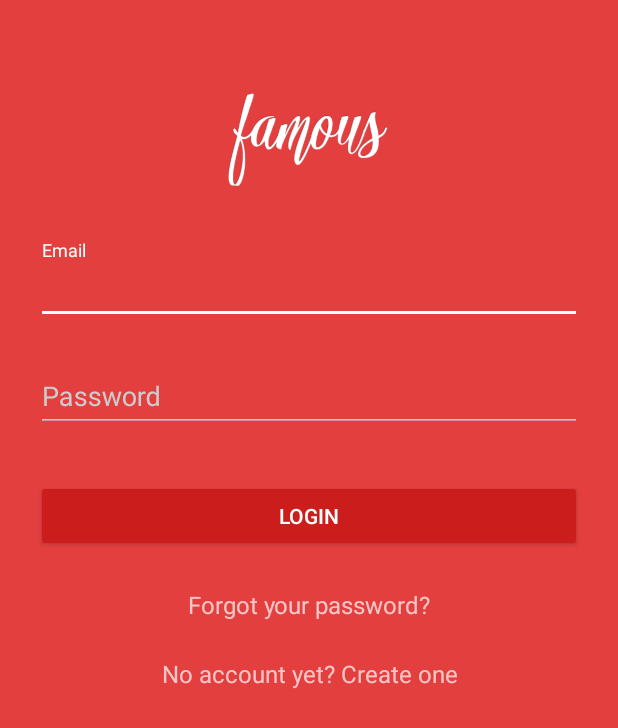
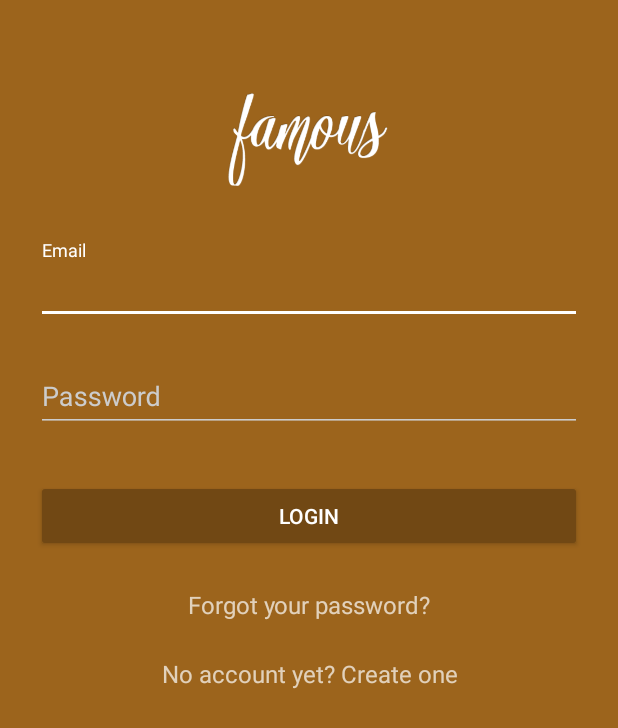
Before and after one commit to tonnymusyoka/Starbaks, an Android app: the screen it shows after launch (LoginActivity), on a phone screen of 412 x 824 dp. Shown: the top 728 px of the screen. Run offline under Robolectric (Android 15) with nearby library versions, the phone set to English and light mode, and no system bars; our stand-ins replace Firebase (no records; nobody signed in at launch, a user with empty details on screens opened directly).

Commit message:
bulk commit

```diff
--- /dev/null
+++ b/app/src/main/java/tony/com/starbaks/SplashScreen.java
@@ -0,0 +1,38 @@
+package tony.com.starbaks;
+
+import androidx.appcompat.app.AppCompatActivity;
+
+import android.content.Intent;
+import android.os.Bundle;
+import android.os.Handler;
+
+public class SplashScreen extends AppCompatActivity {
+
+    // Splash screen timer
+    private static int SPLASH_TIME_OUT = 3000;
+
+    @Override
+    protected void onCreate(Bundle savedInstanceState) {
+        super.onCreate(savedInstanceState);
+        setContentView(R.layout.activity_splash_screen);
+
+        new Handler().postDelayed(new Runnable() {
+
+            /*
+             * Showing splash screen with a timer. This will be useful when you
+             * want to sho508157w case your app logo / company
+             */
+
+            @Override
+            public void run() {
+                // This method will be executed once the timer is over
+                // Start your app main activity
+                Intent i = new Intent(SplashScreen.this, LoginActivity.class);
+                startActivity(i);
+
+                // close this activity
+                finish();
+            }
+        }, SPLASH_TIME_OUT);
+    }
+}
--- a/app/src/main/res/values/colors.xml
+++ b/app/src/main/res/values/colors.xml
@@ -1,17 +1,10 @@
 <?xml version="1.0" encoding="utf-8"?>
 <resources>
-  <color name="primary">#E43F3F</color>
-  <color name="primary_dark">#E12929</color>
-  <color name="primary_darker">#CC1D1D</color>
+  <color name="primary">#9C641C</color>
+  <color name="primary_dark">#865618</color>
+  <color name="primary_darker">#714814</color>
   <color name="accent">#FFFFFF</color>
 
-  <color name="black">#000000</color>
-  <color name="jet">#222222</color>
-  <color name="oil">#333333</color>
-  <color name="monsoon">#777777</color>
-  <color name="jumbo">#888888</color>
-  <color name="aluminum">#999999</color>
-  <color name="base">#AAAAAA</color>
   <color name="iron">#CCCCCC</color>
   <color name="white">#FFFFFF</color>
 </resources>
```
Also changed, not shown: app/src/main/AndroidManifest.xml (+14 -7 lines), app/src/main/res/layout/activity_splash_screen.xml (added, +21 -0 lines), app/src/main/res/drawable/starbaks_logo.png (added), app/src/main/starbaks_logo-web.png (added), 1 other file.
